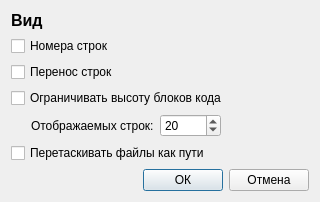
Above: settingsdialog.ui from SanyaZ7/md_view before the change. Below: the same form after it.
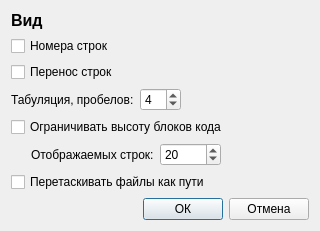
That is the form after the change.

Commit message: Добавлен размер таба выраженный количеством пробелов

Patch:
```diff
--- a/settingsdialog.ui
+++ b/settingsdialog.ui
@@ -41,6 +41,43 @@
      </property>
     </widget>
    </item>
+   <item>
+    <layout class="QHBoxLayout" name="tabStopLayout">
+     <item>
+      <widget class="QLabel" name="labelTabStopWidth">
+       <property name="text">
+        <string>Табуляция, пробелов:</string>
+       </property>
+      </widget>
+     </item>
+     <item>
+      <widget class="QSpinBox" name="spinTabStopWidth">
+       <property name="minimum">
+        <number>1</number>
+       </property>
+       <property name="maximum">
+        <number>16</number>
+       </property>
+       <property name="value">
+        <number>4</number>
+       </property>
+      </widget>
+     </item>
+     <item>
+      <spacer name="tabStopTail">
+       <property name="orientation">
+        <enum>Qt::Horizontal</enum>
+       </property>
+       <property name="sizeHint" stdset="0">
+        <size>
+         <width>40</width>
+         <height>20</height>
+        </size>
+       </property>
+      </spacer>
+     </item>
+    </layout>
+   </item>
    <item>
     <widget class="QCheckBox" name="chkLimitCodeBlockHeight">
      <property name="text">
```
The commit also changes 8 other files.
